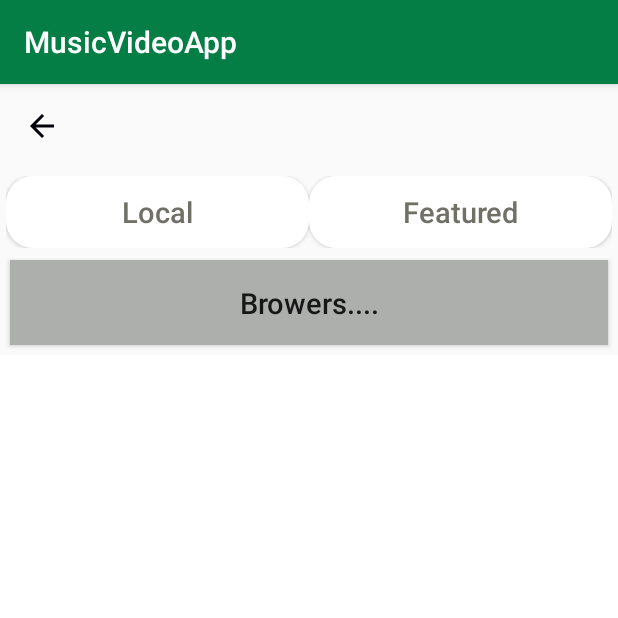
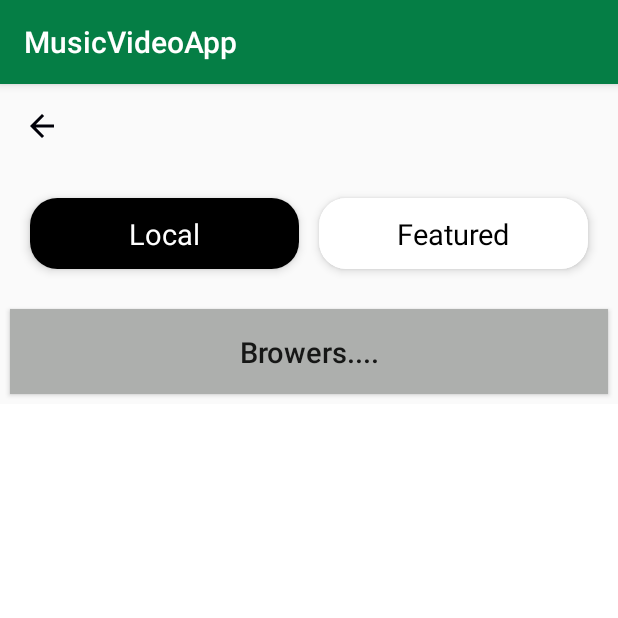
Before and after one commit to grishma-ramoliya/music-video-app, an Android app: the SelectMusicActivity screen opened directly, with no data from a screen before it, on a phone screen of 412 x 824 dp, the top half of it. Run offline under Robolectric (Android 15) with nearby library versions, the phone set to English and light mode, and no system bars; our stand-ins replace sdp/ssp sizes; libraries missing offline, so code that uses them is left out: com.arthenica.mobileffmpeg, ir.mahdi.mzip; pictures from the network do not load; 1 statement that could not run was skipped.

Commit message:
Initial commit

```diff
--- a/app/build.gradle
+++ b/app/build.gradle
@@ -42,6 +42,11 @@ dependencies {
     implementation 'androidx.constraintlayout:constraintlayout:2.0.4'
     implementation 'androidx.legacy:legacy-support-v4:1.0.0'
 
+    // Room components
+    implementation "androidx.room:room-runtime:2.3.0"
+    annotationProcessor "androidx.room:room-compiler:2.3.0"
+    androidTestImplementation "androidx.room:room-testing:2.3.0"
+
     implementation 'com.google.code.gson:gson:2.8.5'
     implementation 'com.squareup.retrofit2:converter-gson:2.1.0'
     implementation 'com.squareup.retrofit2:retrofit:2.1.0'
--- a/app/src/main/java/com/example/musicvideoapp/activity/SelectMusicActivity.java
+++ b/app/src/main/java/com/example/musicvideoapp/activity/SelectMusicActivity.java
@@ -14,6 +14,7 @@ import android.os.Bundle;
 import android.util.Log;
 import android.view.View;
 import android.widget.Button;
+import android.widget.TextView;
 import android.widget.Toast;
 
 import com.example.musicvideoapp.DataMusicOnlineRes;
@@ -40,7 +41,7 @@ public class SelectMusicActivity extends AppCompatActivity {
 
     private MusicFragAdapter musicFragAdapter;
     private ViewPager viewPager;
-    private Button btnLocal , btnFeatured;
+    private TextView btnLocal , btnFeatured;
     @Override
     protected void onCreate(Bundle savedInstanceState) {
         super.onCreate(savedInstanceState);
@@ -50,6 +51,10 @@ public class SelectMusicActivity extends AppCompatActivity {
 
         musicFragAdapter=new MusicFragAdapter(getSupportFragmentManager());
         viewPager.setAdapter(musicFragAdapter);
+        btnLocal.setBackgroundColor(Color.BLACK);
+        btnFeatured.setBackgroundColor(Color.WHITE);
+        btnLocal.setTextColor(Color.WHITE);
+        btnFeatured.setTextColor(Color.BLACK);
         viewPager.addOnPageChangeListener(new ViewPager.OnPageChangeListener() {
             @Override
             public void onPageScrolled(int position, float positionOffset, int positionOffsetPixels) {
@@ -60,9 +65,13 @@ public class SelectMusicActivity extends AppCompatActivity {
                 if(position==0) {
                     btnLocal.setBackgroundColor(Color.BLACK);
                     btnFeatured.setBackgroundColor(Color.WHITE);
+                    btnLocal.setTextColor(Color.WHITE);
+                    btnFeatured.setTextColor(Color.BLACK);
                 }else {
                     btnLocal.setBackgroundColor(Color.WHITE);
                     btnFeatured.setBackgroundColor(Color.BLACK);
+                    btnLocal.setTextColor(Color.BLACK);
+                    btnFeatured.setTextColor(Color.WHITE);
                 }
 
             }
--- a/app/src/main/java/com/example/musicvideoapp/fragment/FeaturedFragment.java
+++ b/app/src/main/java/com/example/musicvideoapp/fragment/FeaturedFragment.java
@@ -59,8 +59,8 @@ public class FeaturedFragment extends Fragment {
     public void onCreate(Bundle savedInstanceState) {
         super.onCreate(savedInstanceState);
 
-        FeaturedFragment.AsyncTaskExample asyncTask=new FeaturedFragment.AsyncTaskExample();
-        asyncTask.execute("/storage/emulated/0/Download/dreams_tonite.aac");
+//        FeaturedFragment.AsyncTaskExample asyncTask=new FeaturedFragment.AsyncTaskExample();
+//        asyncTask.execute("/storage/emulated/0/Download/dreams_tonite.aac");
     }
 
     @Override
@@ -182,7 +182,15 @@ public class FeaturedFragment extends Fragment {
                 output.flush();
                 output.close();
                 input.close();
-
+                MediaPlayer music =new  MediaPlayer();
+                try {
+                    music.setAudioStreamType(AudioManager.STREAM_MUSIC);
+                    music.setDataSource(getContext(), Uri.parse(Environment.getExternalStoragePublicDirectory(Environment.DIRECTORY_DOWNLOADS)+"/"+f_url[1]));
+                    music.prepare();
+                    music.start();
+                } catch (Exception e) {
+                    e.printStackTrace();
+                }
                 /*URL url = new URL(f_url[0]);
                 URLConnection connection = url.openConnection();
                 connection.connect();
@@ -240,15 +248,7 @@ public class FeaturedFragment extends Fragment {
 
         @Override
         protected String doInBackground(String... f_url) {
-            MediaPlayer music =new  MediaPlayer();
-            try {
-                music.setAudioStreamType(AudioManager.STREAM_MUSIC);
-                music.setDataSource(getContext(), Uri.parse(Environment.getExternalStoragePublicDirectory(Environment.DIRECTORY_DOWNLOADS)+"/"+f_url[1]));
-                music.prepare();
-                music.start();
-            } catch (Exception e) {
-                e.printStackTrace();
-            }
+
             return null;
         }
 
--- a/app/src/main/java/com/example/musicvideoapp/items/Constant.java
+++ b/app/src/main/java/com/example/musicvideoapp/items/Constant.java
@@ -12,4 +12,5 @@ public class Constant {
     public static final int CAMERA_REQUEST_CODE = 1334;
     public static final int STORAGE_REQUEST_CODE = 1335;
 
+    public static final String tblLike="tblLike";
 }
--- a/app/src/main/res/layout/activity_select_music.xml
+++ b/app/src/main/res/layout/activity_select_music.xml
@@ -6,67 +6,87 @@
     android:layout_height="match_parent"
     tools:context=".activity.SelectMusicActivity">
 
-    <include layout="@layout/toolbar"
+    <include
         android:id="@+id/toolbar"
-        android:layout_alignParentTop="true"
+        layout="@layout/toolbar"
+        android:layout_width="match_parent"
         android:layout_height="wrap_content"
-        android:layout_width="match_parent"/>
+        android:layout_alignParentTop="true" />
 
 
     <LinearLayout
         android:id="@+id/llButton"
-        android:orientation="horizontal"
-        android:paddingLeft="4.0dip"
-        android:paddingTop="5.0dip"
-        android:paddingRight="4.0dip"
-        android:paddingBottom="1.0dip"
-        android:layout_width="fill_parent" android:layout_height="wrap_content"
-        android:layout_below="@+id/toolbar">
+        android:layout_width="match_parent"
+        android:layout_height="wrap_content"
+        android:layout_margin="@dimen/_10sdp"
+        android:layout_below="@+id/toolbar"
+        android:orientation="horizontal">
 
-        <Button
+        <androidx.cardview.widget.CardView
             android:layout_width="0dp"
             android:layout_height="wrap_content"
+            android:layout_margin="@dimen/_5sdp"
+            app:cardElevation="@dimen/_3sdp"
+            app:cardCornerRadius="@dimen/_14sdp"
+            android:layout_weight="1">
+
+            <TextView
                 android:id="@+id/btnLocal"
+                android:layout_width="match_parent"
+                android:layout_height="wrap_content"
+                android:layout_weight="1"
+                android:padding="@dimen/_8sdp"
+                android:background="@drawable/btnmusic_bkg"
+                android:gravity="center"
                 android:text="@string/local"
-            android:textColor="@color/gray"
-            android:textSize="@dimen/_15ssp"
-            android:background="@drawable/btnmusic_bkg"
                 android:textAllCaps="false"
-            android:layout_weight="1.0" />
+                android:textColor="@color/black"
+                android:textSize="@dimen/_15ssp" />
+        </androidx.cardview.widget.CardView>
 
-        <Button
+        <androidx.cardview.widget.CardView
             android:layout_width="0dp"
             android:layout_height="wrap_content"
+            android:layout_margin="@dimen/_5sdp"
+            app:cardElevation="@dimen/_3sdp"
+            app:cardCornerRadius="@dimen/_14sdp"
+            android:layout_weight="1">
+
+            <TextView
                 android:id="@+id/btnFeatured"
+                android:layout_width="match_parent"
+                android:layout_height="wrap_content"
+                android:layout_weight="1"
+                android:background="@color/black"
+                android:gravity="center"
                 android:text="@string/featured"
-            android:textColor="@color/gray"
-            android:textSize="@dimen/_15ssp"
-            android:background="@drawable/btnmusic_bkg"
+                android:padding="@dimen/_8sdp"
                 android:textAllCaps="false"
-            android:layout_weight="1.0" />
+                android:textColor="@color/white"
+                android:textSize="@dimen/_15ssp" />
+        </androidx.cardview.widget.CardView>
     </LinearLayout>
 
     <Button
         android:id="@+id/btnBrowers"
         android:layout_width="match_parent"
         android:layout_height="wrap_content"
-        android:text="Browers...."
         android:layout_below="@id/llButton"
         android:layout_margin="@dimen/_5sdp"
         android:layout_marginTop="@dimen/_10sdp"
+        android:background="@color/lightgray"
+        android:paddingTop="@dimen/_12sdp"
         android:paddingBottom="@dimen/_12sdp"
-        android:paddingTop="@dimen/_12sdp"
-        android:textSize="@dimen/_15ssp"
-        android:background="@color/lightgray"
-        android:textAllCaps="false"/>
+        android:text="Browers...."
+        android:textAllCaps="false"
+        android:textSize="@dimen/_15ssp" />
 
     <androidx.viewpager.widget.ViewPager
+        android:id="@+id/vpMusic"
         android:layout_width="match_parent"
         android:layout_height="match_parent"
-        android:id="@+id/vpMusic"
-        android:background="@color/white"
-        android:layout_below="@+id/btnBrowers">
-    </androidx.viewpager.widget.ViewPager>
+        android:layout_below="@+id/btnBrowers"
+        android:background="@color/white"></androidx.viewpager.widget.ViewPager>
 
 
 </RelativeLayout>
```
Also changed, not shown: app/src/main/java/com/example/musicvideoapp/TableMagicSlideshowRes.java (+9 -0 lines), app/src/main/java/com/example/musicvideoapp/adapter/ThemeAdapter.java (+24 -0 lines), app/src/main/java/com/example/musicvideoapp/database/Like.java (added, +51 -0 lines), app/src/main/java/com/example/musicvideoapp/database/likeDao.java (added, +22 -0 lines), app/src/main/java/com/example/musicvideoapp/database/likeDatabase.java (added, +29 -0 lines), app/src/main/java/com/example/musicvideoapp/fragment/TodayFragment.java (+37 -1 lines), app/src/main/java/com/example/musicvideoapp/items/Theme.java (+8 -1 lines), app/src/main/res/layout/item_grid.xml (+12 -9 lines). Lines whose indentation alone changed are shown as unchanged.
